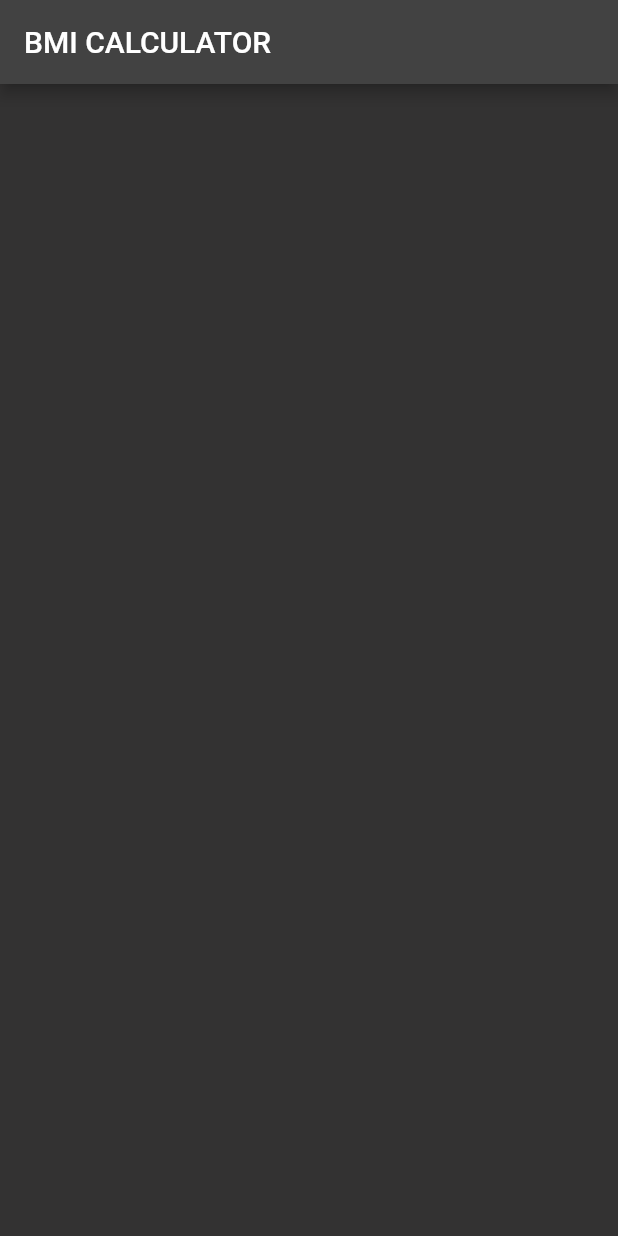
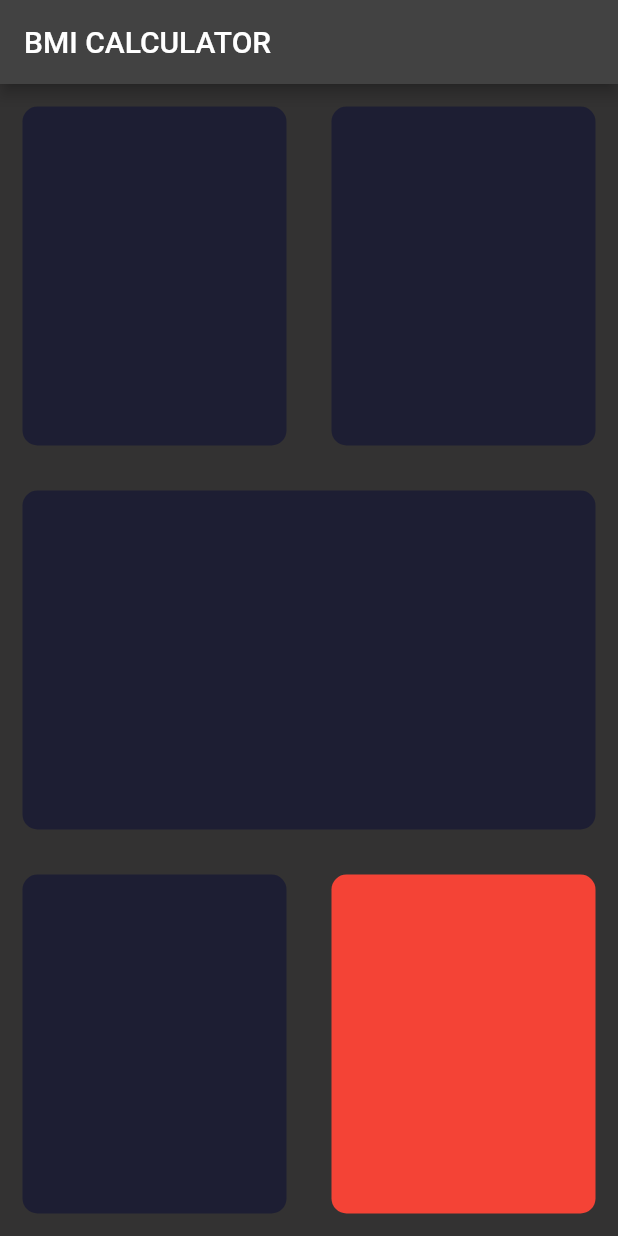
Before and after one commit to musyimi/bmi, a Flutter app: the screen it shows after launch, on a phone screen of 412 x 824 dp. Run offline on Flutter 3.47's test engine with Material 2 defaults, Android fonts, the phone set to English and light mode, and no system bars.

Commit message:
created a layout using cards

```diff
--- a/lib/Input_page.dart
+++ b/lib/Input_page.dart
@@ -11,8 +11,66 @@
   @override
   Widget build(BuildContext context) {
     return Scaffold(
-      appBar: AppBar(
-        title: Text('BMI CALCULATOR'),
+        appBar: AppBar(
+          title: Text('BMI CALCULATOR'),
+        ),
+        body: Column(
+          children: <Widget>[
+            Expanded(
+                child: Row(
+              children: <Widget>[
+                Expanded(
+                  child: ReusableCard(
+                    colour: Color(0xFF1D1E33),
+                  ),
+                ),
+                Expanded(
+                  child: ReusableCard(
+                    colour: Color(0xFF1D1E33),
+                  ),
+                ),
+              ],
+            )),
+            Expanded(
+              child: ReusableCard(
+                colour: Color(0xFF1D1E33),
+              ),
+            ),
+            Expanded(
+              child: Row(
+                children: <Widget>[
+                  Expanded(
+                    child: ReusableCard(
+                      colour: Color(0xFF1D1E33),
+                    ),
+                  ),
+                  Expanded(
+                    child: ReusableCard(
+                      colour: Colors.red,
+                    ),
+                  ),
+                ],
+              ),
+            ),
+          ],
+        ));
+  }
+}
+
+class ReusableCard extends StatelessWidget {
+  ReusableCard({required this.colour, this.cardChild});
+
+  final Color colour;
+  final Widget cardChild;
+
+  @override
+  Widget build(BuildContext context) {
+    return Container(
+      child: cardChild,
+      margin: EdgeInsets.all(15.0),
+      decoration: BoxDecoration(
+        color: colour,
+        borderRadius: BorderRadius.circular(10.0),
       ),
     );
   }
```
